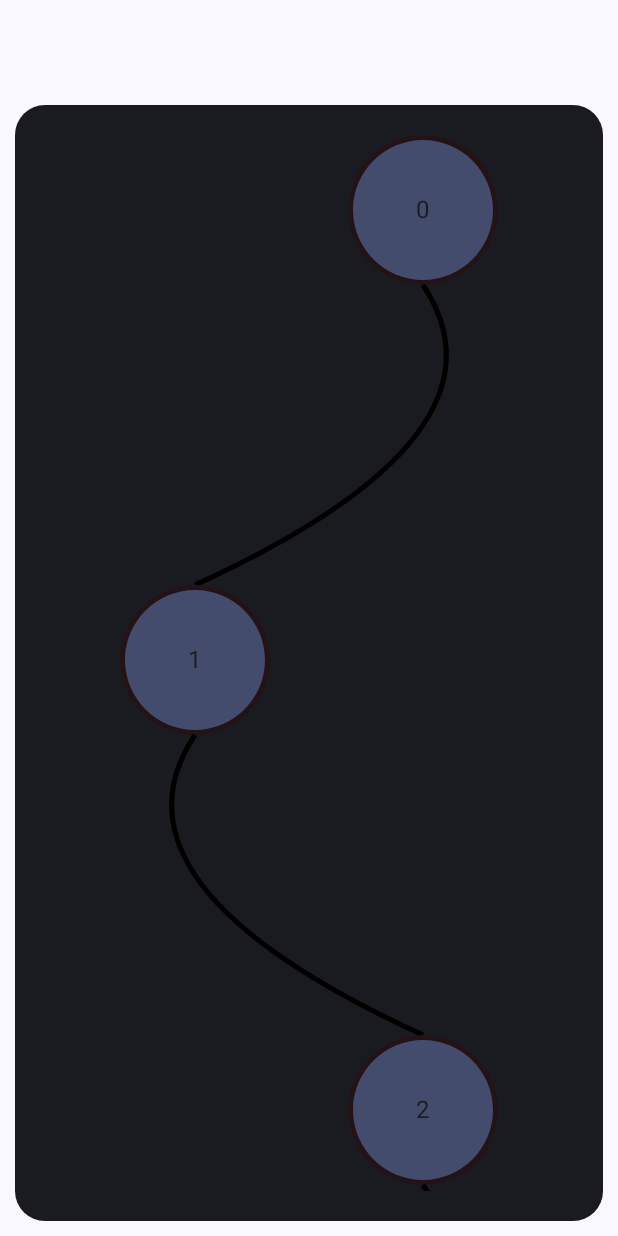
After one commit to azartx/quiz_game, an Android app built with Jetpack Compose: the composable PickLevelScreen shown on its own in the app's theme, on a phone screen of 412 x 824 dp. The commit adds this screen. Run offline under Robolectric (Android 15) with nearby library versions, the phone set to English and light mode, and no system bars.

Commit message:
Pick level

```diff
--- a/app/build.gradle
+++ b/app/build.gradle
@@ -70,6 +70,8 @@ dependencies {
     implementation 'io.insert-koin:koin-androidx-compose:3.4.5'
     implementation 'io.insert-koin:koin-androidx-compose-navigation:3.4.5'
 
+    implementation("io.coil-kt:coil-compose:2.4.0")
+
     /*implementation platform('com.google.firebase:firebase-bom:32.1.0')
     implementation 'com.google.firebase:firebase-analytics-ktx'*/
 }
--- a/app/src/main/java/com/solo4/millionerquiz/MainActivity.kt
+++ b/app/src/main/java/com/solo4/millionerquiz/MainActivity.kt
@@ -7,7 +7,7 @@ import androidx.compose.foundation.layout.fillMaxSize
 import androidx.compose.material3.MaterialTheme
 import androidx.compose.material3.Surface
 import androidx.compose.ui.Modifier
-import com.solo4.millionerquiz.ui.screens.game.GameScreen
+import com.solo4.millionerquiz.ui.screens.picklevel.PickLevelScreen
 import com.solo4.millionerquiz.ui.theme.QuizGameTheme
 
 class MainActivity : ComponentActivity() {
@@ -20,7 +20,7 @@ class MainActivity : ComponentActivity() {
                     modifier = Modifier.fillMaxSize(),
                     color = MaterialTheme.colorScheme.background
                 ) {
-                    GameScreen()
+                    PickLevelScreen()
                 }
             }
         }
--- /dev/null
+++ b/app/src/main/java/com/solo4/millionerquiz/ui/components/LevelItem.kt
@@ -0,0 +1,87 @@
+package com.solo4.millionerquiz.ui.components
+
+import androidx.compose.foundation.Canvas
+import androidx.compose.foundation.Image
+import androidx.compose.foundation.layout.Box
+import androidx.compose.foundation.layout.Column
+import androidx.compose.foundation.layout.fillMaxWidth
+import androidx.compose.foundation.layout.height
+import androidx.compose.foundation.layout.padding
+import androidx.compose.foundation.layout.width
+import androidx.compose.foundation.shape.RoundedCornerShape
+import androidx.compose.material3.Text
+import androidx.compose.runtime.Composable
+import androidx.compose.ui.Alignment
+import androidx.compose.ui.Modifier
+import androidx.compose.ui.draw.clip
+import androidx.compose.ui.graphics.Path
+import androidx.compose.ui.graphics.drawscope.Stroke
+import androidx.compose.ui.graphics.vector.ImageVector
+import androidx.compose.ui.layout.ContentScale
+import androidx.compose.ui.res.vectorResource
+import androidx.compose.ui.unit.dp
+import com.solo4.millionerquiz.R
+
+const val LEVEL_IMG_WIDTH = 100f
+const val LEVEL_IMG_PADDING = 50f
+
+@Composable
+fun <T> LevelItem(text: String, isLeft: Boolean, hideLine: Boolean = false, onClick: (T) -> Unit) {
+    Column(modifier = Modifier.fillMaxWidth()) {
+        if (!hideLine) {
+            Canvas(
+                modifier = Modifier
+                    .height(200.dp)
+                    .fillMaxWidth()
+            ) {
+                val width = size.width
+                val height = size.height
+
+                val path = Path().apply {
+                    if (isLeft) {
+                        moveTo(
+                            width - LEVEL_IMG_PADDING.dp.toPx() - (LEVEL_IMG_WIDTH / 2).dp.toPx(),
+                            0f
+                        )
+                        quadraticBezierTo(
+                            width - LEVEL_IMG_PADDING,
+                            height / 2,
+                            LEVEL_IMG_PADDING.dp.toPx() + (LEVEL_IMG_WIDTH / 2).dp.toPx(),
+                            height
+                        )
+                    } else {
+                        moveTo(LEVEL_IMG_PADDING.dp.toPx() + (LEVEL_IMG_WIDTH / 2).dp.toPx(), 0f)
+                        quadraticBezierTo(
+                            LEVEL_IMG_PADDING,
+                            height / 2,
+                            width - LEVEL_IMG_PADDING.dp.toPx() - (LEVEL_IMG_WIDTH / 2).dp.toPx(),
+                            height
+                        )
+                    }
+                }
+                drawPath(
+                    path = path,
+                    color = androidx.compose.ui.graphics.Color.Black,
+                    style = Stroke(5f)
+                )
+            }
+        }
+
+        Box(modifier = Modifier
+            .let {
+                if (isLeft) it.padding(start = LEVEL_IMG_PADDING.dp) else
+                    it.padding(end = LEVEL_IMG_PADDING.dp)
+            }
+            .align(if (isLeft) Alignment.Start else Alignment.End)) {
+            Image(
+                modifier = Modifier
+                    .width(LEVEL_IMG_WIDTH.dp)
+                    .clip(RoundedCornerShape(180.dp)),
+                imageVector = ImageVector.vectorResource(id = R.drawable.ic_oval_level_number),
+                contentDescription = "",
+                contentScale = ContentScale.FillBounds
+            )
+            Text(modifier = Modifier.align(Alignment.Center), text = text)
+        }
+    }
+}
--- /dev/null
+++ b/app/src/main/java/com/solo4/millionerquiz/ui/screens/picklevel/PickLevelScreen.kt
@@ -0,0 +1,47 @@
+package com.solo4.millionerquiz.ui.screens.picklevel
+
+import androidx.compose.foundation.background
+import androidx.compose.foundation.layout.Box
+import androidx.compose.foundation.layout.fillMaxSize
+import androidx.compose.foundation.layout.padding
+import androidx.compose.foundation.lazy.LazyColumn
+import androidx.compose.foundation.shape.RoundedCornerShape
+import androidx.compose.material3.MaterialTheme
+import androidx.compose.runtime.Composable
+import androidx.compose.ui.Alignment
+import androidx.compose.ui.Modifier
+import androidx.compose.ui.tooling.preview.Preview
+import androidx.compose.ui.unit.dp
+import com.solo4.millionerquiz.ui.components.LevelItem
+import com.solo4.millionerquiz.ui.theme.QuizGameTheme
+import com.solo4.millionerquiz.ui.theme.contentPadding
+
+@Composable
+fun PickLevelScreen() {
+    Box(
+        modifier = Modifier
+            .fillMaxSize()
+            .background(MaterialTheme.colorScheme.background)
+            .padding(contentPadding)
+    ) {
+        LazyColumn(
+            modifier = Modifier
+                .fillMaxSize()
+                .background(MaterialTheme.colorScheme.onBackground, RoundedCornerShape(20.dp))
+                .padding(20.dp),
+            horizontalAlignment = Alignment.CenterHorizontally
+        ) {
+            items(20) {
+                LevelItem<Int>(isLeft = it % 2 != 0, hideLine = it == 0,  text = it.toString(), onClick = {})
+            }
+        }
+    }
+}
+
+@Preview(showBackground = true)
+@Composable
+fun GreetingPreview() {
+    QuizGameTheme {
+        PickLevelScreen()
+    }
+}
--- /dev/null
+++ b/app/src/main/java/com/solo4/millionerquiz/ui/screens/picklevel/PickLevelViewModel.kt
@@ -0,0 +1,6 @@
+package com.solo4.millionerquiz.ui.screens.picklevel
+
+import androidx.lifecycle.ViewModel
+
+class PickLevelViewModel : ViewModel() {
+}
--- /dev/null
+++ b/app/src/main/res/drawable/ic_oval_level_number.xml
@@ -0,0 +1,12 @@
+<vector xmlns:android="http://schemas.android.com/apk/res/android"
+    android:width="100dp"
+    android:height="100dp"
+    android:viewportWidth="512"
+    android:viewportHeight="512">
+    <path
+        android:fillColor="#434C6D"
+        android:pathData="M503.47,256c0,136.53 -110.93,247.47 -247.47,247.47S8.53,392.53 8.53,256S119.47,8.53 256,8.53S503.47,119.47 503.47,256" />
+    <path
+        android:fillColor="#231317"
+        android:pathData="M256,512C115.2,512 0,396.8 0,256S115.2,0 256,0s256,115.2 256,256S396.8,512 256,512zM256,17.07C124.59,17.07 17.07,124.59 17.07,256S124.59,494.93 256,494.93S494.93,387.41 494.93,256S387.41,17.07 256,17.07z" />
+</vector>
```
Also changed, not shown: app/src/main/java/com/solo4/millionerquiz/ui/screens/menu/MenuScreen.kt (added, +63 -0 lines), app/src/main/java/com/solo4/millionerquiz/ui/screens/menu/MenuViewModel.kt (added, +7 -0 lines).
